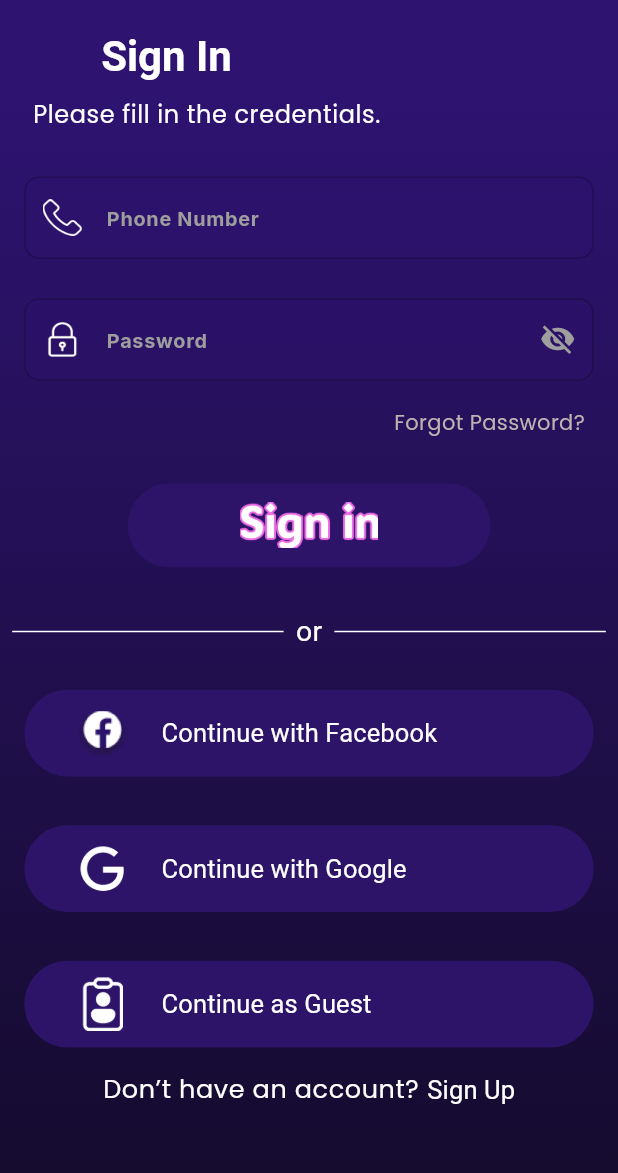
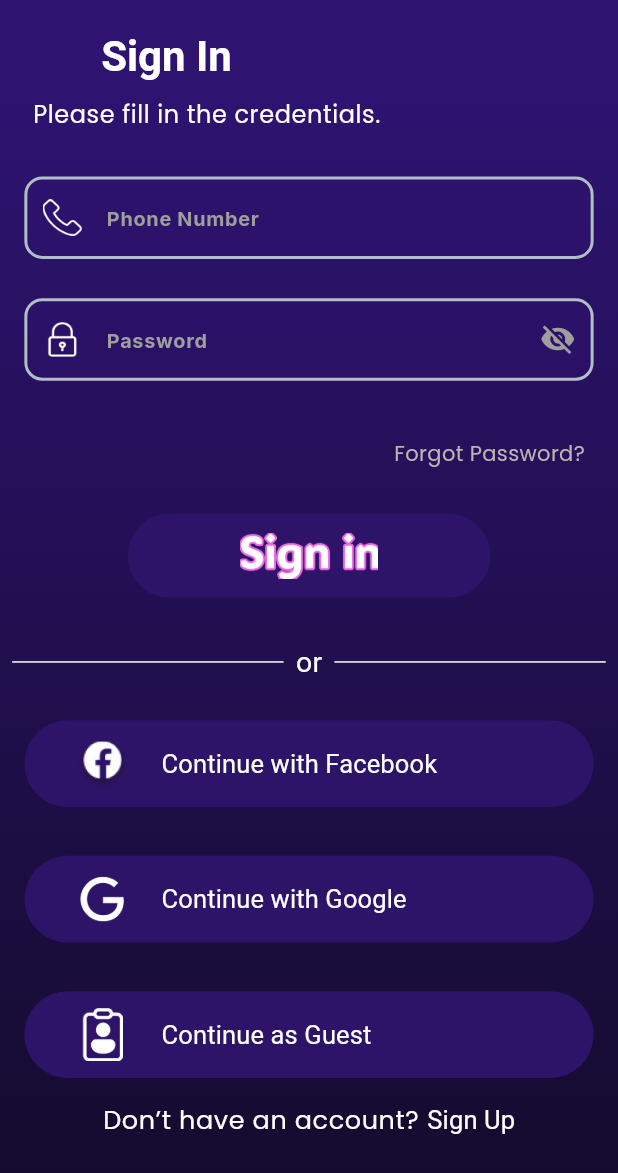
Before and after one commit to ZakariaEysa/Your-Seat-Graduation-Project, a Flutter app: the SignIn widget shown alone on an empty page, opened directly, on a phone screen of 412 x 824 dp. Shown: the top 1173 px of the screen. Run offline on Flutter 3.47's test engine with Material 3 defaults, Android fonts, the phone set to English and light mode, and no system bars; our stand-ins replace animate_do, bloc, bot_toast, cached_network_image, cloud_firestore, curved_labeled_navigation_bar and 11 more; missing offline and left inert: firebase_app_check, flutter_facebook_auth; accounts and stored records are empty; Roboto replaces fonts that are missing (Acme).

Commit message:
solving some bugs like text field and

```diff
--- a/lib/features/user_flow/auth/presentation/views/sign_in.dart
+++ b/lib/features/user_flow/auth/presentation/views/sign_in.dart
@@ -128,6 +128,8 @@ class _SignInState extends State<SignIn> {
                       child: Padding(
                         padding: EdgeInsets.symmetric(horizontal: 16.sp),
                         child: TextFormFieldBuilder(
+                          height: 80.h,
+
                           type: TextInputType.text,
                           obsecure: obscure2,
                           imagePath: "assets/images/padlock.png",
@@ -170,11 +172,17 @@ class _SignInState extends State<SignIn> {
                               BotToast.showText(text: lang.enter_valid_phone);
                             }
                           },
-                          child: Text(
-                            lang.forgotPassword,
-                            style: theme.textTheme.bodyMedium!.copyWith(
-                                fontSize: 14, color: Color(0xFFC1B2B2)),
-                            textAlign: TextAlign.right, // التوجيه لليسار هنا
+                          child: Align(
+                            alignment:
+                                Alignment.centerRight, // محاذاة النص لليمين
+                            child: Text(
+                              lang.forgotPassword,
+                              style: theme.textTheme.bodyMedium!.copyWith(
+                                fontSize: 14,
+                                color: Color(0xFFC1B2B2),
+                              ),
+                              textAlign: TextAlign.right, // التوجيه لليسار هنا
+                            ),
                           ),
                         ),
                       ),
@@ -187,7 +195,7 @@ class _SignInState extends State<SignIn> {
                       child: ButtonBuilder(
                         image: "assets/images/SignIn.png",
                         // text: lang.sign_in,
-                        text: "lang.sign_in",
+                        text: "",
                         onTap: () async {
                           if (cubit.formKeyLogin.currentState!.validate()) {
                             cubit.validateUser(cubit.phoneController.text,
--- a/lib/main.dart
+++ b/lib/main.dart
@@ -126,7 +126,7 @@ class MyApp extends StatelessWidget {
               debugShowCheckedModeBanner: false,
               builder: BotToastInit(),
               // home:  Otp(),
-              home:CinemaDetails(),
+              home: SplashScreen(),
             );
           });
     });
--- a/lib/widgets/button/button_builder.dart
+++ b/lib/widgets/button/button_builder.dart
@@ -63,11 +63,10 @@ class ButtonBuilder extends StatelessWidget {
                         height: 84.h,
                         // fit: BoxFit.cover,
                       ),
-                    if (image == null && image!.isEmpty)
-                      Text(
-                        text,
-                        style: style ?? theme.textTheme.labelLarge,
-                      ),
+                    Text(
+                      text,
+                      style: style ?? theme.textTheme.labelLarge,
+                    ),
                   ],
                 ),
         ),
--- a/lib/widgets/text_field/text_field/text_form_field_builder.dart
+++ b/lib/widgets/text_field/text_field/text_form_field_builder.dart
@@ -86,7 +86,7 @@ class TextFormFieldBuilder extends StatelessWidget {
             fillColor: const Color(0xff2E126E).withOpacity(.4),
             prefixIcon: imagePath != null
                 ? Padding(
-            padding:  EdgeInsets.all(12.0.sp),
+                    padding: EdgeInsets.all(12.0.sp),
                     child: Image.asset(
                       imagePath!,
                       width: 24.w,
@@ -94,35 +94,64 @@ class TextFormFieldBuilder extends StatelessWidget {
                       fit: BoxFit.fill,
                     ),
                   )
-              : (prefixIcon ?? (isIcon ? Icon(prefix, color: const Color(0xFFA8A6A6)) : null)),
+                : (prefixIcon ??
+                    (isIcon
+                        ? Icon(prefix, color: const Color(0xFFA8A6A6))
+                        : null)),
             suffixIcon: suffixIcon ??
                 (obsecure
                     ? IconButton(
-                icon: const Icon(Icons.remove_red_eye, color: Colors.white54),
+                        icon: const Icon(Icons.remove_red_eye,
+                            color: Colors.white54),
                         onPressed: () {
                           // Toggle password visibility
                         },
                       )
                     : null),
             //لما بقف علي الشكل
+            // enabledBorder: OutlineInputBorder(
+            //   borderRadius: BorderRadius.circular(10.0),
+            //   borderSide: enabledBorder ?? const BorderSide(width: 1, color: Color(0x40000000)),
+            // ),
+            // focusedBorder: OutlineInputBorder(
+            //   borderSide:  const BorderSide(width: 1, color: Colors.grey),
+            //   borderRadius: BorderRadius.circular(10),
+            // ),
+            // disabledBorder: OutlineInputBorder(
+            //   borderSide: disabledBorder ?? const BorderSide(width: 1, color: Colors.yellow),
+            //   borderRadius: BorderRadius.circular(20),
+            // ),
+            // errorBorder: OutlineInputBorder(
+            //   borderSide:  const BorderSide(width: 1, color: Colors.red),
+            //   borderRadius: BorderRadius.circular(20),
+            // ),
             enabledBorder: OutlineInputBorder(
-            borderRadius: BorderRadius.circular(10.0),
-            borderSide: enabledBorder ?? const BorderSide(width: 1, color: Color(0x40000000)),
+              borderRadius: BorderRadius.circular(12.0), // حدود مستديرة قليلاً
+              borderSide:
+                  BorderSide(width: 2, color: Color(0xFFB0BEC5)), // لون محايد
             ),
+
+            // الحد عند التركيز (focus) والكتابة
             focusedBorder: OutlineInputBorder(
-            borderSide:  const BorderSide(width: 1, color: Colors.grey),
-            borderRadius: BorderRadius.circular(10),
+              borderSide: BorderSide(
+                  width: 2, color: Colors.blue), // لون أزرق عند التركيز
+              borderRadius: BorderRadius.circular(12.0), // حدود مستديرة
             ),
-          disabledBorder: OutlineInputBorder(
-            borderSide: disabledBorder ?? const BorderSide(width: 1, color: Colors.yellow),
-            borderRadius: BorderRadius.circular(20),
+
+            // الحد عند حدوث خطأ
+            errorBorder: OutlineInputBorder(
+              borderSide:
+                  BorderSide(width: 2, color: Colors.red), // لون أحمر عند الخطأ
+              borderRadius: BorderRadius.circular(12.0),
             ),
-          errorBorder: OutlineInputBorder(
-            borderSide:  const BorderSide(width: 1, color: Colors.red),
-            borderRadius: BorderRadius.circular(20),
+
+            // الحد عند الكتابة مع وجود خطأ (تأكد من أن الخطأ يظهر هنا أيضًا)
+            focusedErrorBorder: OutlineInputBorder(
+              borderSide: BorderSide(
+                  width: 2, color: Colors.blue), // لون أزرق عند التركيز
+              borderRadius: BorderRadius.circular(12.0),
             ),
           ),
-      ),
-    );
+        ));
   }
 }
```
Also changed, not shown: assets/images/+20.png. Lines whose indentation alone changed are shown as unchanged.
